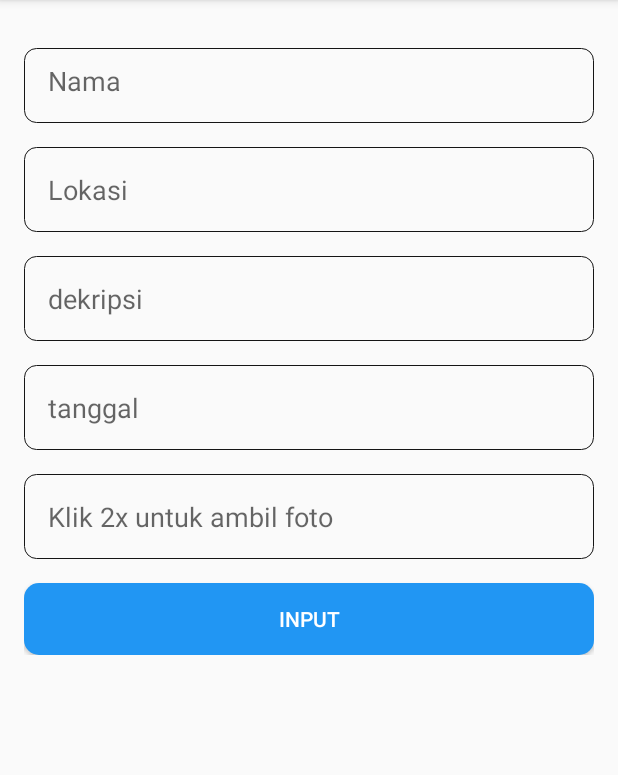
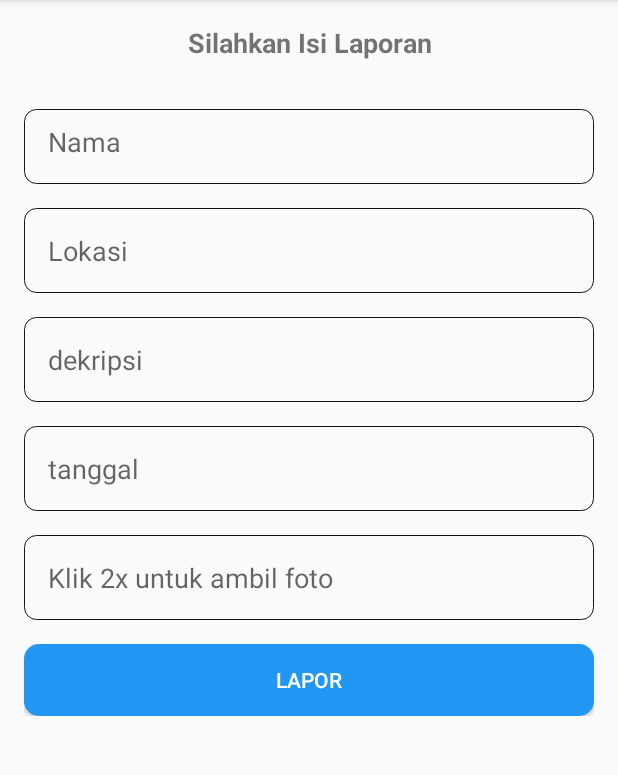
Before and after one commit to basriumar12/MvvmAndNotif, an Android app: the CreateActivity screen opened directly, with no data from a screen before it, on a phone screen of 412 x 824 dp, the part 84-859 px from its top. Run offline under Robolectric (Android 15) with nearby library versions, the light colour scheme and no system bars.

Commit message:
update data

```diff
--- a/app/src/main/res/layout/activity_create.xml
+++ b/app/src/main/res/layout/activity_create.xml
@@ -1,7 +1,7 @@
 <?xml version="1.0" encoding="utf-8"?>
-<androidx.core.widget.NestedScrollView xmlns:app="http://schemas.android.com/apk/res-auto"
+<androidx.core.widget.NestedScrollView xmlns:android="http://schemas.android.com/apk/res/android"
+    xmlns:app="http://schemas.android.com/apk/res-auto"
     xmlns:tools="http://schemas.android.com/tools"
-    xmlns:android="http://schemas.android.com/apk/res/android"
     android:layout_width="match_parent"
     android:layout_height="match_parent">
 
@@ -14,6 +14,16 @@
         android:layout_margin="16dp"
         android:orientation="vertical"
         tools:context=".MainActivity">
+
+
+        <TextView
+            android:layout_width="match_parent"
+            android:layout_height="wrap_content"
+            android:layout_marginBottom="@dimen/dimen_16"
+            android:gravity="center"
+            android:text="Silahkan Isi Laporan"
+            android:textSize="18sp"
+            android:textStyle="bold" />
 
         <EditText
             android:id="@+id/edt_nama"
@@ -66,10 +76,10 @@
             android:padding="@dimen/dimen_16" />
 
         <ImageView
-        android:visibility="gone"
             android:id="@+id/img_foto"
             android:layout_width="match_parent"
-        android:layout_height="250dp" />
+            android:layout_height="250dp"
+            android:visibility="gone" />
 
         <Button
 
@@ -78,7 +88,7 @@
             android:layout_height="wrap_content"
             android:layout_marginTop="@dimen/dimen_16"
             android:background="@drawable/bg_button"
-        android:text="Input"
+            android:text="Lapor"
             android:textColor="#ffff" />
 
         <ProgressBar
```
Lines whose indentation alone changed are shown as unchanged.
